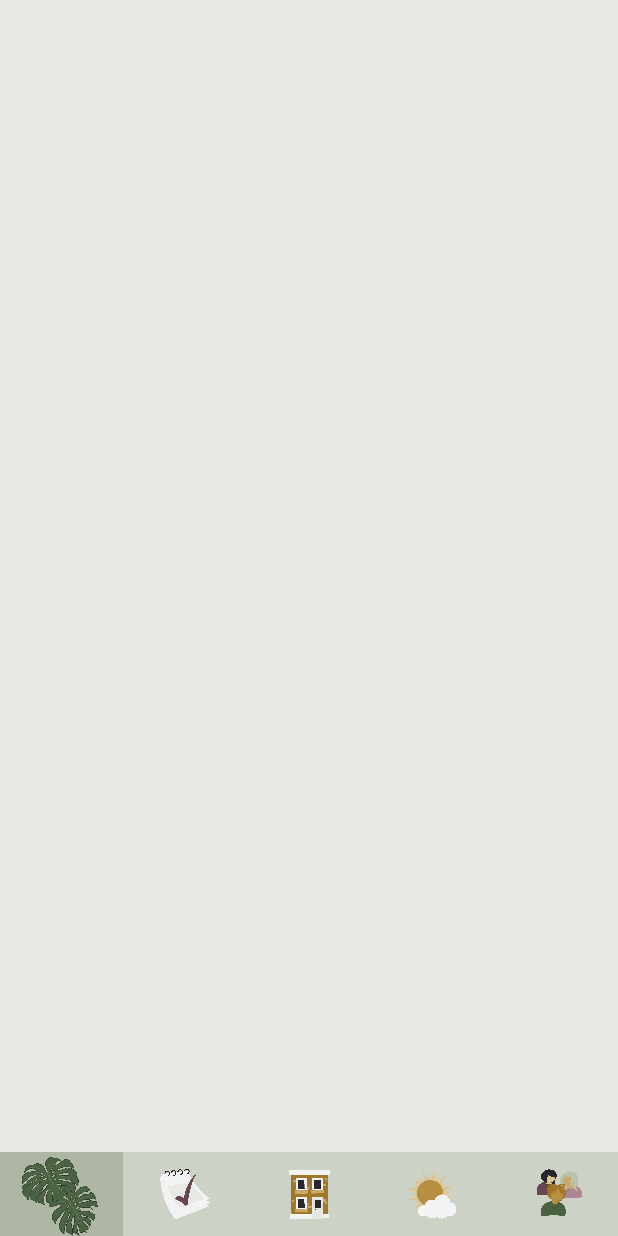
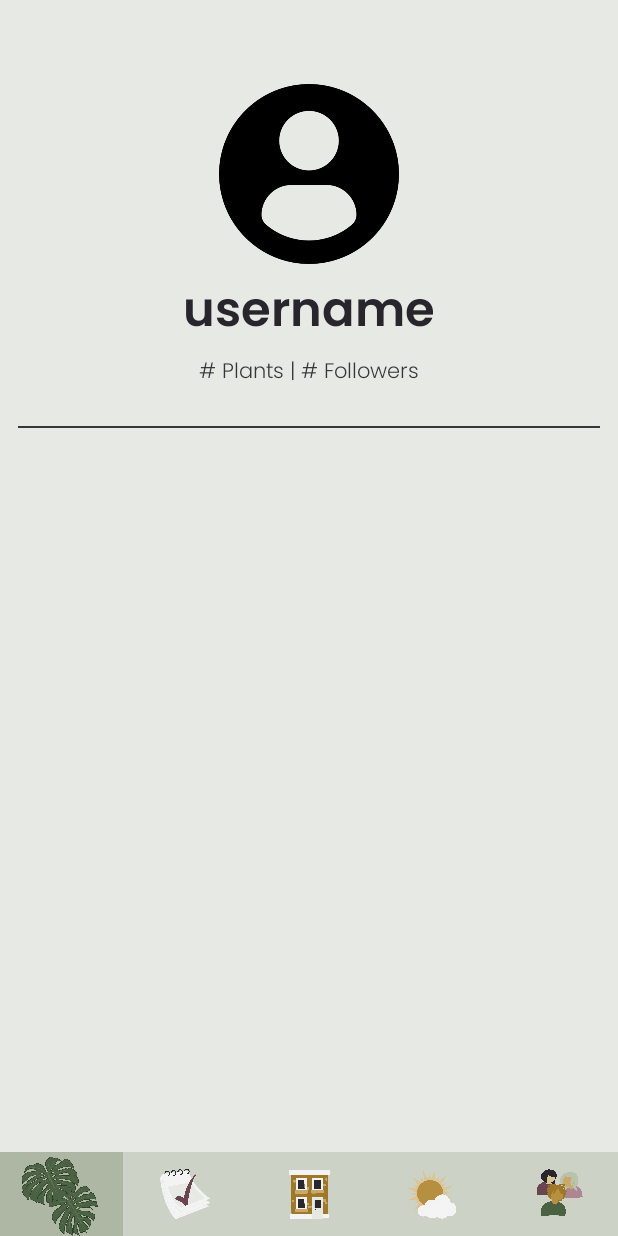
Before and after one commit to mirandaday16/junglee, an Android app: the layout activity_jungle_personal.xml on its own in the app's theme, with its tools: preview values and no code run, on a phone screen of 412 x 824 dp. Run offline under Robolectric (Android 15) with nearby library versions, the light colour scheme and no system bars.

Commit message:
private jungle layout details and plant thumbnail card layout

```diff
--- a/app/src/main/res/layout/activity_friends_list.xml
+++ b/app/src/main/res/layout/activity_friends_list.xml
@@ -34,7 +34,7 @@
                 android:layout_width="wrap_content"
                 android:layout_height="wrap_content"
                 android:text="@string/friends_cap"
-                style="@style/ActivityTitle" />
+                style="@style/ActivityTitleLight" />
 
         </LinearLayout>
 
--- a/app/src/main/res/layout/activity_jungle_personal.xml
+++ b/app/src/main/res/layout/activity_jungle_personal.xml
@@ -10,10 +10,53 @@
         android:layout_width="match_parent"
         android:layout_height="match_parent">
 
-        <androidx.constraintlayout.widget.ConstraintLayout
-            android:id="@+id/ActivityContent"
+        <LinearLayout
+            android:id="@+id/userProfileContent"
             android:layout_width="match_parent"
-            android:layout_height="match_parent" />
+            android:layout_height="wrap_content"
+            android:orientation="vertical"
+            android:gravity="bottom">
+
+            <ImageView
+                android:layout_width="120dp"
+                android:layout_height="120dp"
+                android:layout_marginBottom="6dp"
+                android:layout_marginTop="56dp"
+                android:src="@drawable/profile_pic_default"
+                android:layout_gravity="center"/>
+
+            <TextView
+                android:layout_width="wrap_content"
+                android:layout_height="wrap_content"
+                android:text="@string/username_filler"
+                style="@style/ActivityTitleDark"
+                android:layout_gravity="center"
+                />
+
+            <TextView
+                android:layout_width="wrap_content"
+                android:layout_height="wrap_content"
+                android:text="@string/plants_followers_default"
+                style="@style/Detail"
+                android:layout_gravity="center"/>
+
+            <View
+                android:layout_width="match_parent"
+                android:layout_height="1dp"
+                android:background="@color/colorTextLight"
+                android:layout_marginHorizontal="12dp"
+                android:layout_marginVertical="24dp"
+                android:layout_gravity="center"/>
+
+        </LinearLayout>
+
+
+
+        <androidx.recyclerview.widget.RecyclerView
+            android:id="@+id/plantListView"
+            android:layout_width="match_parent"
+            android:layout_height="match_parent"
+            android:layout_below="@id/userProfileContent"/>
 
         <LinearLayout
             android:id="@+id/navigationBar"
--- a/app/src/main/res/values/styles.xml
+++ b/app/src/main/res/values/styles.xml
@@ -20,10 +20,16 @@
         <item name="android:textColor">@color/colorTextDark</item>/>
     </style>
 
-    <style name="ActivityTitle">
+    <style name="ActivityTitleLight">
         <item name="android:fontFamily">@font/poppins_semibold</item>
         <item name="android:textSize">32sp</item>
         <item name="android:textColor">@color/colorSurfaceLight</item>/>
+    </style>
+
+    <style name="ActivityTitleDark">
+        <item name="android:fontFamily">@font/poppins_semibold</item>
+        <item name="android:textSize">32sp</item>
+        <item name="android:textColor">@color/colorTextDark</item>/>
     </style>
 
     <style name="ListItem">
@@ -32,15 +38,21 @@
         <item name="android:textColor">@color/colorTextDark</item>/>
     </style>
 
-    <style name="Body">
-        <item name="android:fontFamily">@font/poppins</item>
+    <style name="PlantNameThumbnail">
+        <item name="android:fontFamily">@font/poppins_bold</item>
         <item name="android:textSize">12sp</item>
         <item name="android:textColor">@color/colorTextDark</item>/>
     </style>
 
+    <style name="SubheadThumbnail">
+        <item name="android:fontFamily">@font/poppins_light</item>
+        <item name="android:textSize">10sp</item>
+        <item name="android:textColor">@color/colorTextLight</item>/>
+    </style>
+
     <style name="Detail">
         <item name="android:fontFamily">@font/poppins_light</item>
-        <item name="android:textSize">10sp</item>
+        <item name="android:textSize">14sp</item>
         <item name="android:textColor">@color/colorTextLight</item>/>
     </style>
 
```
Also changed, not shown: app/src/main/res/layout/card_plant_thumbnail.xml (added, +38 -0 lines), app/src/main/res/values/strings.xml (+17 -3 lines), app/src/main/res/drawable/profile_pic_default.png (added).
